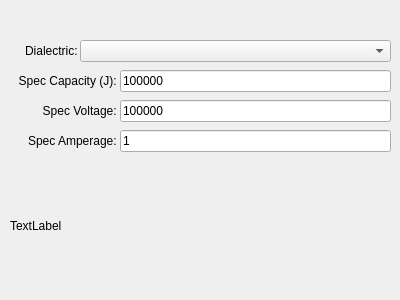
First picture: the form in designer_windows/capacitordesigner.ui, repository QuakeIV/pax-interitus, before the edit.
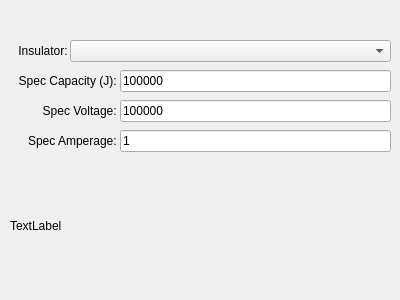
Second picture: the form after the edit.

Diff of the .ui file:
```diff
--- a/designer_windows/capacitordesigner.ui
+++ b/designer_windows/capacitordesigner.ui
@@ -34,9 +34,9 @@
   <widget class="QComboBox" name="dialectric">
    <property name="geometry">
     <rect>
-     <x>80</x>
+     <x>70</x>
      <y>40</y>
-     <width>311</width>
+     <width>321</width>
      <height>22</height>
     </rect>
    </property>
@@ -46,12 +46,12 @@
     <rect>
      <x>10</x>
      <y>40</y>
-     <width>71</width>
+     <width>61</width>
      <height>21</height>
     </rect>
    </property>
    <property name="text">
-    <string>Dialectric: </string>
+    <string>Insulator: </string>
    </property>
    <property name="alignment">
     <set>Qt::AlignRight|Qt::AlignTrailing|Qt::AlignVCenter</set>
```
Left out of the diff: 2 changed lines with no effect on the pictures.
